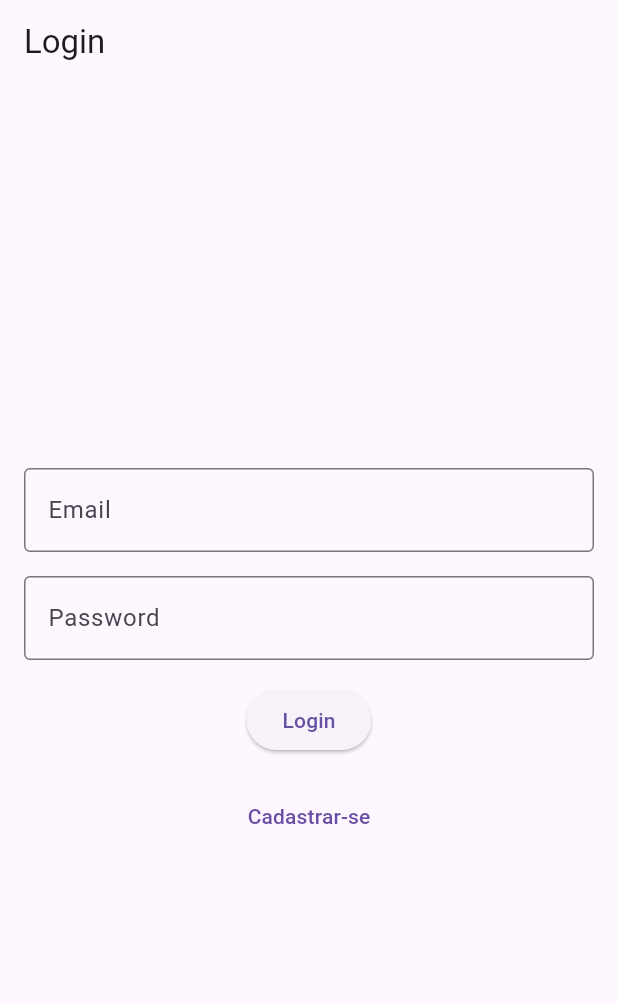
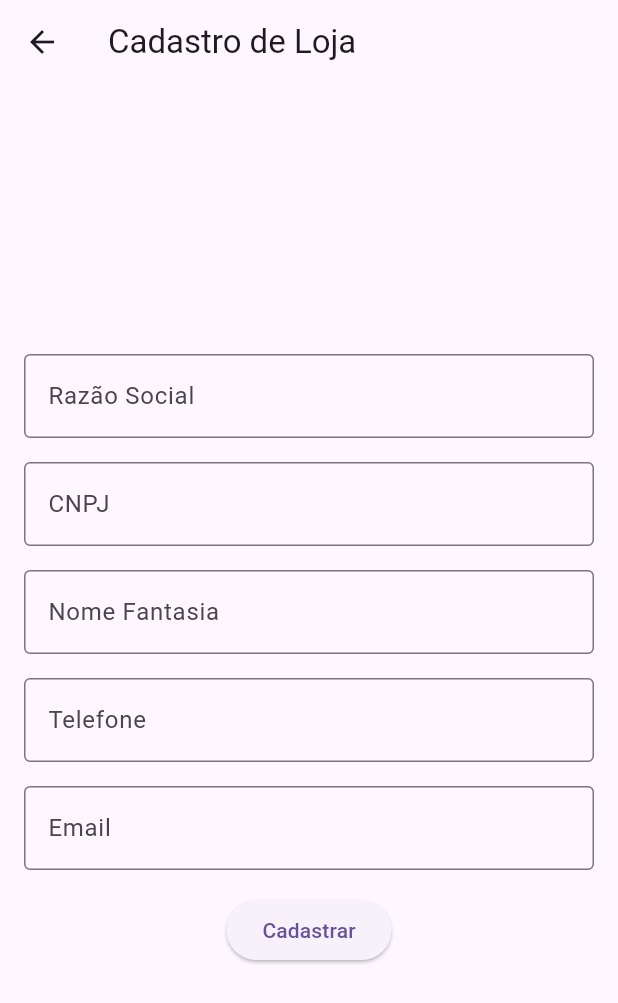
Before and after one commit to joaonascimentobr/flutter-login, a Flutter app: the screen it shows after launch, after a tap on "Cadastrar-se", on a phone screen of 412 x 824 dp. Shown: the top 1003 px of the screen. Run offline on Flutter 3.47's test engine with Material 3 defaults, Android fonts, the phone set to English and light mode, and no system bars.

Commit message:
adicionando tela de cadastro

```diff
--- a/lib/screens/login_screen.dart
+++ b/lib/screens/login_screen.dart
@@ -1,4 +1,5 @@
 import 'package:flutter/material.dart';
+import 'register_store_screen.dart';
 
 class LoginScreen extends StatelessWidget {
   @override
@@ -36,7 +37,10 @@ class LoginScreen extends StatelessWidget {
             SizedBox(height: 16.0),
             TextButton(
               onPressed: () {
-                // Handle sign up logic here
+                Navigator.push(
+                  context,
+                  MaterialPageRoute(builder: (context) => RegisterStoreScreen()),
+                );
               },
               child: Text('Cadastrar-se'),
             ),
--- /dev/null
+++ b/lib/screens/register_store_screen.dart
@@ -0,0 +1,61 @@
+import 'package:flutter/material.dart';
+
+class RegisterStoreScreen extends StatelessWidget {
+  @override
+  Widget build(BuildContext context) {
+    return Scaffold(
+      appBar: AppBar(
+        title: Text('Cadastro de Loja'),
+      ),
+      body: Padding(
+        padding: const EdgeInsets.all(16.0),
+        child: Column(
+          mainAxisAlignment: MainAxisAlignment.center,
+          children: <Widget>[
+            TextField(
+              decoration: InputDecoration(
+                labelText: 'Razão Social',
+                border: OutlineInputBorder(),
+              ),
+            ),
+            SizedBox(height: 16.0),
+            TextField(
+              decoration: InputDecoration(
+                labelText: 'CNPJ',
+                border: OutlineInputBorder(),
+              ),
+            ),
+            SizedBox(height: 16.0),
+            TextField(
+              decoration: InputDecoration(
+                labelText: 'Nome Fantasia',
+                border: OutlineInputBorder(),
+              ),
+            ),
+            SizedBox(height: 16.0),
+            TextField(
+              decoration: InputDecoration(
+                labelText: 'Telefone',
+                border: OutlineInputBorder(),
+              ),
+            ),
+            SizedBox(height: 16.0),
+            TextField(
+              decoration: InputDecoration(
+                labelText: 'Email',
+                border: OutlineInputBorder(),
+              ),
+            ),
+            SizedBox(height: 16.0),
+            ElevatedButton(
+              onPressed: () {
+                // Handle store registration logic here
+              },
+              child: Text('Cadastrar'),
+            ),
+          ],
+        ),
+      ),
+    );
+  }
+}
```
